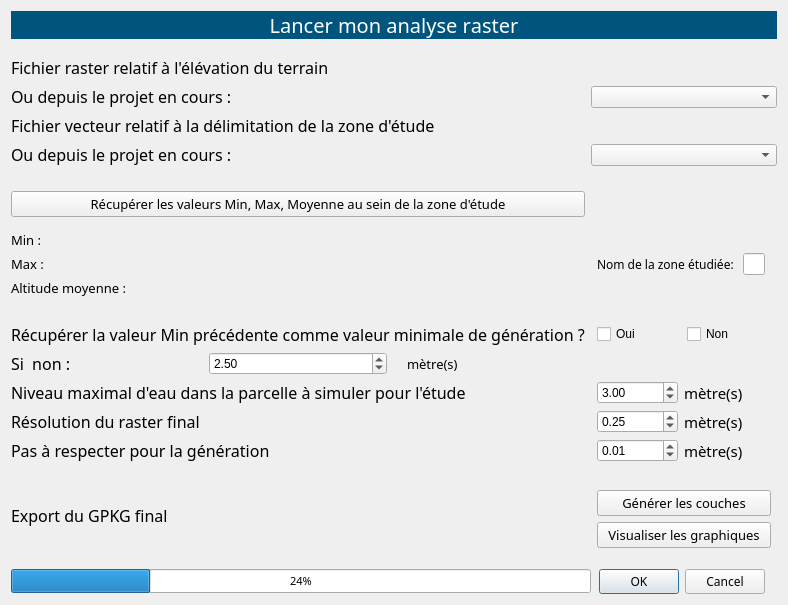
Before: the Qt Designer form ui/traitement.ui in mar-ion8/topeau, drawn with Qt 5.
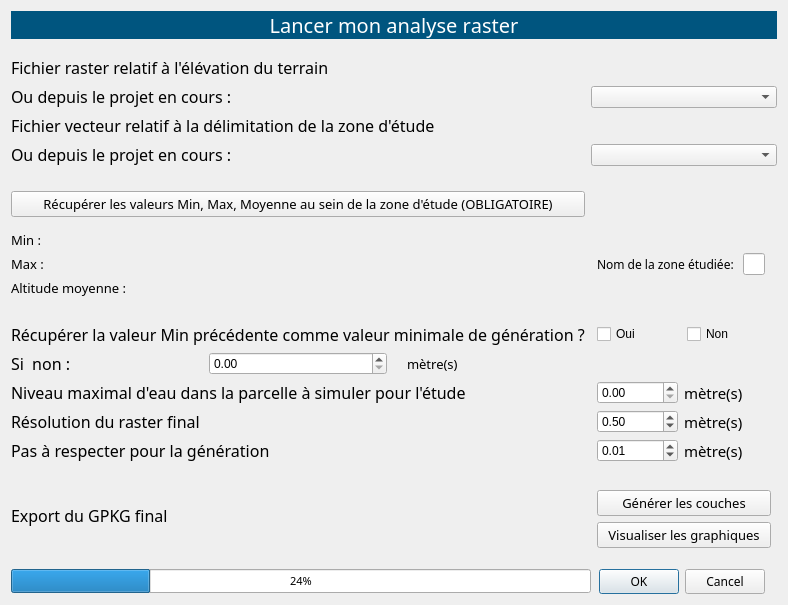
After: the same form once the commit is applied. Custom widgets are drawn as their Qt base class.

Commit message: valeurs par défaut remises à 0 + ajout comm utilisateur

Patch:
```diff
--- a/ui/traitement.ui
+++ b/ui/traitement.ui
@@ -41,7 +41,7 @@
      <item row="0" column="0">
       <widget class="QDoubleSpinBox" name="inputMax">
        <property name="value">
-        <double>3.000000000000000</double>
+        <double>0.000000000000000</double>
        </property>
       </widget>
      </item>
@@ -167,7 +167,7 @@
      <item row="0" column="0">
       <widget class="QDoubleSpinBox" name="inputResol">
        <property name="value">
-        <double>0.250000000000000</double>
+        <double>0.500000000000000</double>
        </property>
       </widget>
      </item>
@@ -951,7 +951,7 @@
         </sizepolicy>
        </property>
        <property name="value">
-        <double>2.500000000000000</double>
+        <double>0.000000000000000</double>
        </property>
       </widget>
      </item>
@@ -1017,7 +1017,7 @@
         <cursorShape>PointingHandCursor</cursorShape>
        </property>
        <property name="text">
-        <string>Récupérer les valeurs Min, Max, Moyenne au sein de la zone d'étude</string>
+        <string>Récupérer les valeurs Min, Max, Moyenne au sein de la zone d'étude (OBLIGATOIRE)</string>
        </property>
        <property name="iconSize">
         <size>
```
